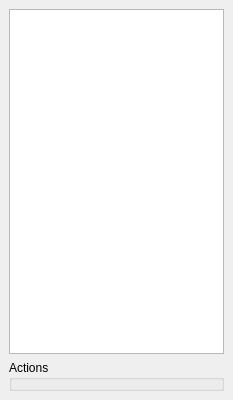
First picture: the form in trunk/src/gui/zmatrix.ui, repository trisyoungs/aten, before the edit.
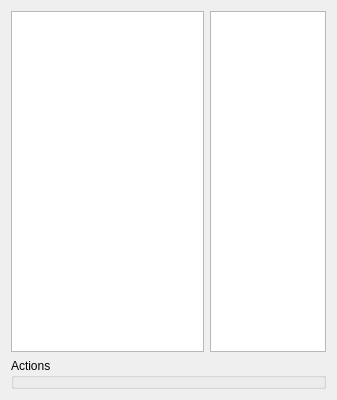
Second picture: the form after the edit. Icons and pictures are not drawn.

Commit message: Some work on ZMatrix window. ZMatrix generation not yet working.

```diff
--- a/trunk/src/gui/zmatrix.ui
+++ b/trunk/src/gui/zmatrix.ui
@@ -8,7 +8,7 @@
    <rect>
     <x>0</x>
     <y>0</y>
-    <width>233</width>
+    <width>337</width>
     <height>400</height>
    </rect>
   </property>
@@ -19,19 +19,51 @@
    <iconset resource="icons.qrc" >
     <normaloff>:/stackicons/icons/stack_zmatrix.svg</normaloff>:/stackicons/icons/stack_zmatrix.svg</iconset>
   </property>
-  <layout class="QVBoxLayout" >
-   <property name="spacing" >
-    <number>6</number>
-   </property>
-   <property name="margin" >
-    <number>9</number>
-   </property>
+  <layout class="QVBoxLayout" name="verticalLayout" >
    <item>
-    <widget class="QTableWidget" name="ZMatrixTable" >
-     <property name="selectionMode" >
-      <enum>QAbstractItemView::SingleSelection</enum>
-     </property>
-    </widget>
+    <layout class="QHBoxLayout" name="horizontalLayout" >
+     <item>
+      <widget class="QTableWidget" name="ZMatrixTable" >
+       <property name="sizePolicy" >
+        <sizepolicy vsizetype="Expanding" hsizetype="Expanding" >
+         <horstretch>5</horstretch>
+         <verstretch>0</verstretch>
+        </sizepolicy>
+       </property>
+       <property name="editTriggers" >
+        <set>QAbstractItemView::DoubleClicked</set>
+       </property>
+       <property name="showDropIndicator" stdset="0" >
+        <bool>false</bool>
+       </property>
+       <property name="dragDropOverwriteMode" >
+        <bool>false</bool>
+       </property>
+       <property name="selectionMode" >
+        <enum>QAbstractItemView::SingleSelection</enum>
+       </property>
+      </widget>
+     </item>
+     <item>
+      <widget class="QTableWidget" name="VariablesTable" >
+       <property name="sizePolicy" >
+        <sizepolicy vsizetype="Expanding" hsizetype="Expanding" >
+         <horstretch>3</horstretch>
+         <verstretch>0</verstretch>
+        </sizepolicy>
+       </property>
+       <property name="sizeIncrement" >
+        <size>
+         <width>1</width>
+         <height>0</height>
+        </size>
+       </property>
+       <property name="selectionMode" >
+        <enum>QAbstractItemView::SingleSelection</enum>
+       </property>
+      </widget>
+     </item>
+    </layout>
    </item>
    <item>
     <widget class="QGroupBox" name="ActionsGroup" >
```
The commit also changes 8 other files.
